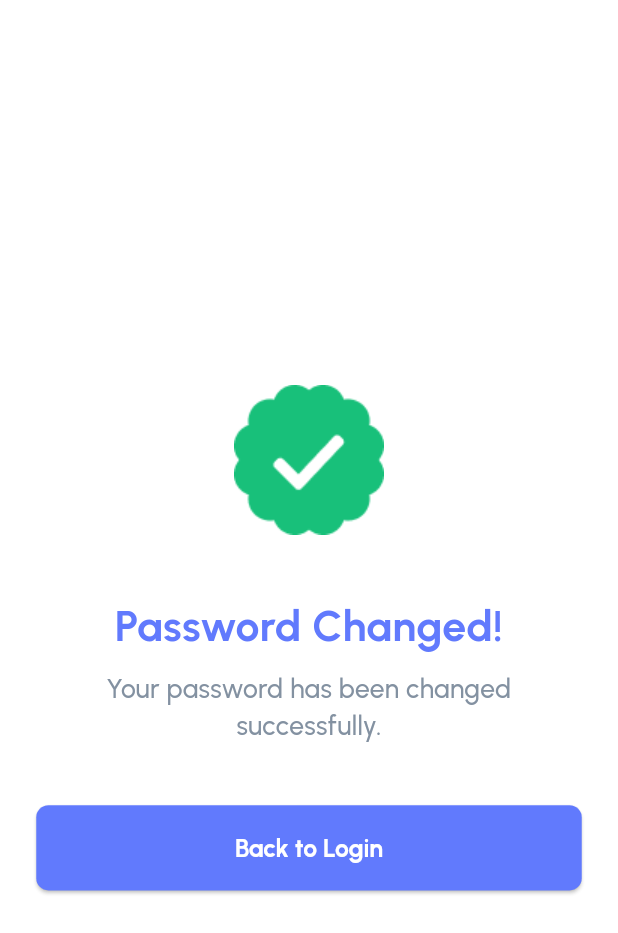
After one commit to OmarAfifi-CSE/finance_app_ui, a Flutter app: the PasswordChangedScreen screen opened by its route, after a tap on "Back to Login", on a phone screen of 412 x 824 dp. The commit adds this screen. Shown: the top 933 px of the screen. Run offline on Flutter 3.47's test engine with Material 3 defaults, Android fonts, the phone set to English and light mode, and no system bars; our stand-ins replace flutter_screenutil, flutter_svg, go_router.

Commit message:
Create PasswordChangedScreen

```diff
--- /dev/null
+++ b/lib/core/features/auth/password_changed_screen.dart
@@ -0,0 +1,56 @@
+import 'package:flutter/material.dart';
+import 'package:flutter_screenutil/flutter_screenutil.dart';
+import 'package:go_router/go_router.dart';
+
+import '../../styling/app_assets.dart';
+import '../../styling/app_styles.dart';
+import '../../widgets/primary_button_widget.dart';
+
+class PasswordChangedScreen extends StatelessWidget {
+  const PasswordChangedScreen({super.key});
+
+  @override
+  Widget build(BuildContext context) {
+    return Scaffold(
+      body: SingleChildScrollView(
+        child: Center(
+          child: Column(
+            children: [
+              SizedBox(height: 248.h),
+              Image.asset(AppAssets.rightCheckSticker, width: 100.w),
+              SizedBox(height: 35.h),
+              SizedBox(
+                width: 292.w,
+                child: Text(
+                  "Password Changed!",
+                  style: AppStyles.primaryHeadlineStyle.copyWith(
+                    fontSize: 26.sp,
+                  ),
+                  textAlign: TextAlign.center,
+                ),
+              ),
+              SizedBox(height: 8.h),
+              SizedBox(
+                width: 292.w,
+                child: Text(
+                  "Your password has been changed successfully.",
+                  style: AppStyles.subtitlesStyle,
+                  textAlign: TextAlign.center,
+                ),
+              ),
+              SizedBox(height: 40.h),
+              PrimaryButtonWidget(
+                buttonText: "Back to Login",
+                onPressed: () {
+                  GoRouter.of(context).pop();
+                  GoRouter.of(context).pop();
+                  GoRouter.of(context).pop();
+                },
+              ),
+            ],
+          ),
+        ),
+      ),
+    );
+  }
+}
--- a/lib/core/features/auth/reset_password_screen.dart
+++ b/lib/core/features/auth/reset_password_screen.dart
@@ -1,7 +1,9 @@
 import 'package:finance_app_ui/core/features/auth/widgets/custom_back_button_widget.dart';
 import 'package:flutter/material.dart';
 import 'package:flutter_screenutil/flutter_screenutil.dart';
+import 'package:go_router/go_router.dart';
 
+import '../../routing/app_routes.dart';
 import '../../styling/app_styles.dart';
 import '../../widgets/custom_text_form_field.dart';
 import '../../widgets/primary_button_widget.dart';
@@ -92,9 +94,14 @@ class _ResetPasswordScreenState extends State<ResetPasswordScreen> {
                       // Handle password creation logic here
                       ScaffoldMessenger.of(context).showSnackBar(
                         SnackBar(
-                          content: Text('Password has been reset successfully!'),
+                          content: Text(
+                            'Password has been reset successfully!',
+                          ),
                         ),
                       );
+                      GoRouter.of(
+                        context,
+                      ).pushNamed(AppRoutes.passwordChangedScreen);
                     }
                   },
                 ),
--- a/lib/core/routing/app_routes.dart
+++ b/lib/core/routing/app_routes.dart
@@ -5,4 +5,5 @@ class AppRoutes {
   static const String registerScreen = '/register';
   static const String forgetPasswordScreen = '/forget-password';
   static const String resetPasswordScreen = '/reset-password';
+  static const String passwordChangedScreen = '/password-changed-successfully';
 }
--- a/lib/core/routing/router_generation_config.dart
+++ b/lib/core/routing/router_generation_config.dart
@@ -4,6 +4,7 @@ import 'package:finance_app_ui/core/features/auth/login_screen.dart';
 import 'package:finance_app_ui/core/features/screens/onboarding_screen.dart';
 import 'package:go_router/go_router.dart';
 
+import '../features/auth/password_changed_screen.dart';
 import '../features/auth/register_screen.dart';
 import 'app_routes.dart';
 
@@ -36,6 +37,11 @@ class RouterGenerationConfig {
         name: AppRoutes.resetPasswordScreen,
         builder: (context, state) => const ResetPasswordScreen(),
       ),
+      GoRoute(
+        path: AppRoutes.passwordChangedScreen,
+        name: AppRoutes.passwordChangedScreen,
+        builder: (context, state) => const PasswordChangedScreen(),
+      ),
     ],
   );
 }
--- a/lib/core/styling/app_assets.dart
+++ b/lib/core/styling/app_assets.dart
@@ -4,5 +4,6 @@ class AppAssets {
   static const String facebookIcon = 'assets/icons/facebook_icon.svg';
   static const String googleIcon = 'assets/icons/google_icon.svg';
   static const String appleIcon = 'assets/icons/apple_icon.svg';
+  static const String rightCheckSticker = 'assets/images/Right Check Sticker.png';
 
 }
```
Also changed, not shown: assets/images/Right Check Sticker.png (added).
